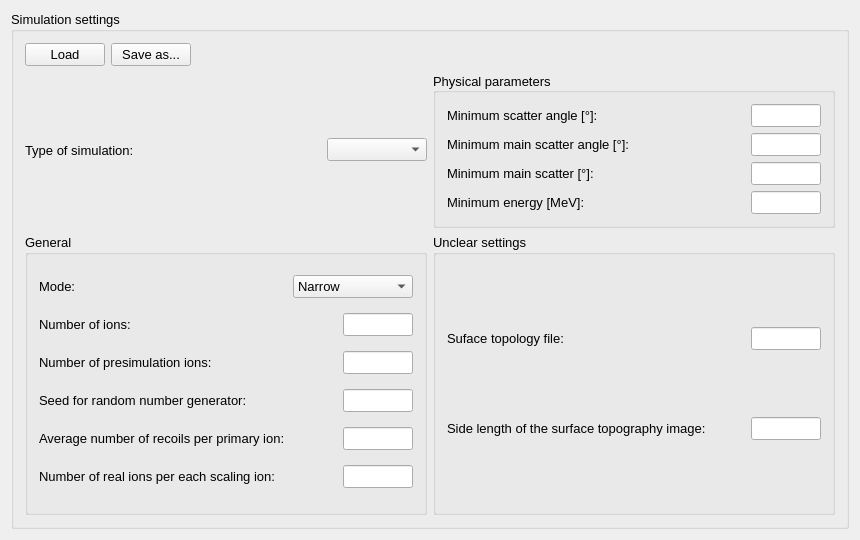
Before: the Qt Designer form ui_files/ui_request_simulation_settings.ui in JYU-IBA/potku, drawn with Qt 5.
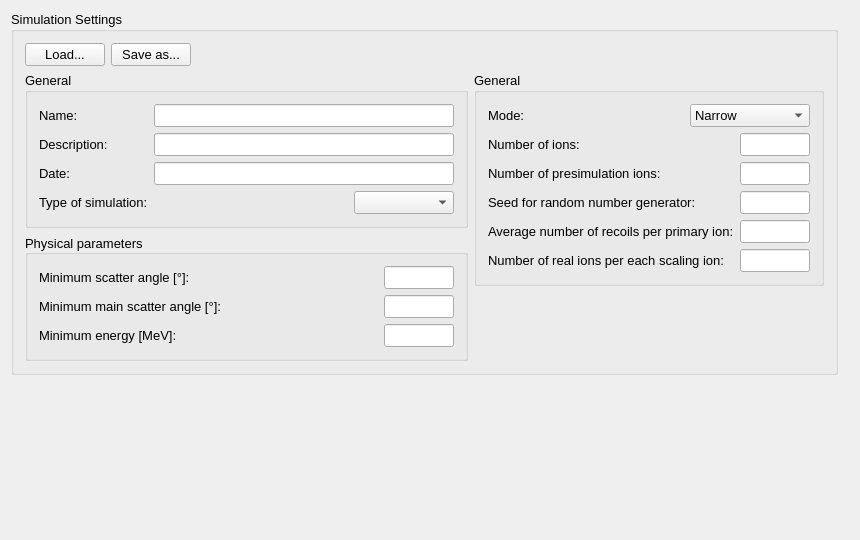
After: the same form once the commit is applied.

Commit message:
Request Settings view
Finished view for Simulation and Detector tabs.

```diff
--- a/ui_files/ui_request_simulation_settings.ui
+++ b/ui_files/ui_request_simulation_settings.ui
@@ -28,8 +28,8 @@
   <property name="windowTitle">
    <string>RequestSimulationSettings</string>
   </property>
-  <layout class="QVBoxLayout" name="verticalLayout_2">
-   <item>
+  <layout class="QFormLayout" name="formLayout_3">
+   <item row="0" column="0">
     <layout class="QVBoxLayout" name="verticalLayout_6">
      <item>
       <widget class="QGroupBox" name="simulationSettings">
@@ -42,15 +42,15 @@
         </font>
        </property>
        <property name="title">
-        <string>Simulation settings</string>
+        <string>Simulation Settings</string>
        </property>
-       <layout class="QVBoxLayout" name="verticalLayout_10">
-        <item>
+       <layout class="QFormLayout" name="formLayout_2">
+        <item row="0" column="0">
          <layout class="QHBoxLayout" name="horizontalLayout">
           <item>
            <widget class="QPushButton" name="loadButton">
             <property name="text">
-             <string>Load</string>
+             <string>Load...</string>
             </property>
            </widget>
           </item>
@@ -76,40 +76,275 @@
           </item>
          </layout>
         </item>
-        <item>
-         <layout class="QGridLayout" name="gridLayout">
+        <item row="1" column="0">
+         <layout class="QFormLayout" name="formLayout">
           <item row="0" column="0">
-           <layout class="QHBoxLayout" name="typeOfSimulationLayout">
+           <layout class="QVBoxLayout" name="verticalLayout_5">
             <item>
-             <widget class="QLabel" name="typeOfSimulationLabel">
-              <property name="text">
-               <string>Type of simulation:</string>
+             <widget class="QGroupBox" name="groupBox_9">
+              <property name="title">
+               <string>General</string>
               </property>
+              <layout class="QVBoxLayout" name="verticalLayout_4">
+               <item>
+                <layout class="QHBoxLayout" name="horizontalLayout_34">
+                 <item>
+                  <widget class="QLabel" name="label_29">
+                   <property name="text">
+                    <string>Name:</string>
+                   </property>
+                  </widget>
+                 </item>
+                 <item>
+                  <spacer name="horizontalSpacer_33">
+                   <property name="orientation">
+                    <enum>Qt::Horizontal</enum>
+                   </property>
+                   <property name="sizeHint" stdset="0">
+                    <size>
+                     <width>40</width>
+                     <height>20</height>
+                    </size>
+                   </property>
+                  </spacer>
+                 </item>
+                 <item>
+                  <widget class="QLineEdit" name="energyLineEdit_3">
+                   <property name="minimumSize">
+                    <size>
+                     <width>300</width>
+                     <height>0</height>
+                    </size>
+                   </property>
+                   <property name="maximumSize">
+                    <size>
+                     <width>100</width>
+                     <height>16777215</height>
+                    </size>
+                   </property>
+                  </widget>
+                 </item>
+                </layout>
+               </item>
+               <item>
+                <layout class="QHBoxLayout" name="horizontalLayout_35">
+                 <item>
+                  <widget class="QLabel" name="label_30">
+                   <property name="text">
+                    <string>Description:</string>
+                   </property>
+                  </widget>
+                 </item>
+                 <item>
+                  <spacer name="horizontalSpacer_34">
+                   <property name="orientation">
+                    <enum>Qt::Horizontal</enum>
+                   </property>
+                   <property name="sizeHint" stdset="0">
+                    <size>
+                     <width>40</width>
+                     <height>20</height>
+                    </size>
+                   </property>
+                  </spacer>
+                 </item>
+                 <item>
+                  <widget class="QLineEdit" name="energyLineEdit_4">
+                   <property name="minimumSize">
+                    <size>
+                     <width>300</width>
+                     <height>0</height>
+                    </size>
+                   </property>
+                   <property name="maximumSize">
+                    <size>
+                     <width>100</width>
+                     <height>16777215</height>
+                    </size>
+                   </property>
+                  </widget>
+                 </item>
+                </layout>
+               </item>
+               <item>
+                <layout class="QHBoxLayout" name="horizontalLayout_33">
+                 <item>
+                  <widget class="QLabel" name="label_28">
+                   <property name="text">
+                    <string>Date:</string>
+                   </property>
+                  </widget>
+                 </item>
+                 <item>
+                  <spacer name="horizontalSpacer_32">
+                   <property name="orientation">
+                    <enum>Qt::Horizontal</enum>
+                   </property>
+                   <property name="sizeHint" stdset="0">
+                    <size>
+                     <width>40</width>
+                     <height>20</height>
+                    </size>
+                   </property>
+                  </spacer>
+                 </item>
+                 <item>
+                  <widget class="QLineEdit" name="energyLineEdit_2">
+                   <property name="minimumSize">
+                    <size>
+                     <width>300</width>
+                     <height>0</height>
+                    </size>
+                   </property>
+                   <property name="maximumSize">
+                    <size>
+                     <width>100</width>
+                     <height>16777215</height>
+                    </size>
+                   </property>
+                  </widget>
+                 </item>
+                </layout>
+               </item>
+               <item>
+                <layout class="QHBoxLayout" name="typeOfSimulationLayout">
+                 <item>
+                  <widget class="QLabel" name="typeOfSimulationLabel">
+                   <property name="text">
+                    <string>Type of simulation:</string>
+                   </property>
+                  </widget>
+                 </item>
+                 <item>
+                  <widget class="QComboBox" name="typeOfSimulationComboBox">
+                   <property name="minimumSize">
+                    <size>
+                     <width>100</width>
+                     <height>0</height>
+                    </size>
+                   </property>
+                   <property name="maximumSize">
+                    <size>
+                     <width>100</width>
+                     <height>16777215</height>
+                    </size>
+                   </property>
+                   <property name="layoutDirection">
+                    <enum>Qt::LeftToRight</enum>
+                   </property>
+                  </widget>
+                 </item>
+                </layout>
+               </item>
+              </layout>
              </widget>
             </item>
             <item>
-             <widget class="QComboBox" name="typeOfSimulationComboBox">
-              <property name="minimumSize">
-               <size>
-                <width>100</width>
-                <height>0</height>
-               </size>
+             <widget class="QGroupBox" name="simulationTypeSpecificParams">
+              <property name="title">
+               <string>Physical parameters</string>
               </property>
-              <property name="maximumSize">
-               <size>
-                <width>100</width>
-                <height>16777215</height>
-               </size>
+              <property name="alignment">
+               <set>Qt::AlignLeading|Qt::AlignLeft|Qt::AlignVCenter</set>
               </property>
-              <property name="layoutDirection">
-               <enum>Qt::LeftToRight</enum>
+              <property name="flat">
+               <bool>false</bool>
               </property>
+              <layout class="QVBoxLayout" name="verticalLayout">
+               <item>
+                <layout class="QHBoxLayout" name="targetAngleLayout">
+                 <item>
+                  <widget class="QLabel" name="targetAngleLabel">
+                   <property name="text">
+                    <string>Minimum scatter angle [°]:</string>
+                   </property>
+                  </widget>
+                 </item>
+                 <item>
+                  <widget class="QLineEdit" name="targetAngleEdit">
+                   <property name="minimumSize">
+                    <size>
+                     <width>70</width>
+                     <height>0</height>
+                    </size>
+                   </property>
+                   <property name="maximumSize">
+                    <size>
+                     <width>70</width>
+                     <height>16777215</height>
+                    </size>
+                   </property>
+                  </widget>
+                 </item>
+                </layout>
+               </item>
+               <item>
+                <layout class="QHBoxLayout" name="targetAngleLayout_2">
+                 <item>
+                  <widget class="QLabel" name="targetAngleLabel_2">
+                   <property name="text">
+                    <string>Minimum main scatter angle [°]:</string>
+                   </property>
+                  </widget>
+                 </item>
+                 <item>
+                  <widget class="QLineEdit" name="targetAngleEdit_2">
+                   <property name="minimumSize">
+                    <size>
+                     <width>70</width>
+                     <height>0</height>
+                    </size>
+                   </property>
+                   <property name="maximumSize">
+                    <size>
+                     <width>70</width>
+                     <height>16777215</height>
+                    </size>
+                   </property>
+                  </widget>
+                 </item>
+                </layout>
+               </item>
+               <item>
+                <layout class="QHBoxLayout" name="targetAngleLayout_4">
+                 <item>
+                  <widget class="QLabel" name="targetAngleLabel_4">
+                   <property name="text">
+                    <string>Minimum energy [MeV]:</string>
+                   </property>
+                  </widget>
+                 </item>
+                 <item>
+                  <widget class="QLineEdit" name="targetAngleEdit_4">
+                   <property name="minimumSize">
+                    <size>
+                     <width>70</width>
+                     <height>0</height>
+                    </size>
+                   </property>
+                   <property name="maximumSize">
+                    <size>
+                     <width>70</width>
+                     <height>16777215</height>
+                    </size>
+                   </property>
+                  </widget>
+                 </item>
+                </layout>
+               </item>
+              </layout>
              </widget>
             </item>
            </layout>
           </item>
-          <item row="1" column="0">
+          <item row="0" column="1">
            <widget class="QGroupBox" name="nonphysicalParams">
+            <property name="sizePolicy">
+             <sizepolicy hsizetype="Preferred" vsizetype="Fixed">
+              <horstretch>0</horstretch>
+              <verstretch>0</verstretch>
+             </sizepolicy>
+            </property>
             <property name="title">
              <string>General</string>
             </property>
@@ -305,192 +540,6 @@
             </layout>
            </widget>
           </item>
-          <item row="0" column="1">
-           <widget class="QGroupBox" name="simulationTypeSpecificParams">
-            <property name="title">
-             <string>Physical parameters</string>
-            </property>
-            <property name="alignment">
-             <set>Qt::AlignLeading|Qt::AlignLeft|Qt::AlignVCenter</set>
-            </property>
-            <property name="flat">
-             <bool>false</bool>
-            </property>
-            <layout class="QVBoxLayout" name="verticalLayout">
-             <item>
-              <layout class="QHBoxLayout" name="targetAngleLayout">
-               <item>
-                <widget class="QLabel" name="targetAngleLabel">
-                 <property name="text">
-                  <string>Minimum scatter angle [°]:</string>
-                 </property>
-                </widget>
-               </item>
-               <item>
-                <widget class="QLineEdit" name="targetAngleEdit">
-                 <property name="minimumSize">
-                  <size>
-                   <width>70</width>
-                   <height>0</height>
-                  </size>
-                 </property>
-                 <property name="maximumSize">
-                  <size>
-                   <width>70</width>
-                   <height>16777215</height>
-                  </size>
-                 </property>
-                </widget>
-               </item>
-              </layout>
-             </item>
-             <item>
-              <layout class="QHBoxLayout" name="targetAngleLayout_2">
-               <item>
-                <widget class="QLabel" name="targetAngleLabel_2">
-                 <property name="text">
-                  <string>Minimum main scatter angle [°]:</string>
-                 </property>
-                </widget>
-               </item>
-               <item>
-                <widget class="QLineEdit" name="targetAngleEdit_2">
-                 <property name="minimumSize">
-                  <size>
-                   <width>70</width>
-                   <height>0</height>
-                  </size>
-                 </property>
-                 <property name="maximumSize">
-                  <size>
-                   <width>70</width>
-                   <height>16777215</height>
-                  </size>
-                 </property>
-                </widget>
-               </item>
-              </layout>
-             </item>
-             <item>
-              <layout class="QHBoxLayout" name="targetAngleLayout_3">
-               <item>
-                <widget class="QLabel" name="targetAngleLabel_3">
-                 <property name="text">
-                  <string>Minimum main scatter [°]:</string>
-                 </property>
-                </widget>
-               </item>
-               <item>
-                <widget class="QLineEdit" name="targetAngleEdit_3">
-                 <property name="minimumSize">
-                  <size>
-                   <width>70</width>
-                   <height>0</height>
-                  </size>
-                 </property>
-                 <property name="maximumSize">
-                  <size>
-                   <width>70</width>
-                   <height>16777215</height>
-                  </size>
-                 </property>
-                </widget>
-               </item>
-              </layout>
-             </item>
-             <item>
-              <layout class="QHBoxLayout" name="targetAngleLayout_4">
-               <item>
-                <widget class="QLabel" name="targetAngleLabel_4">
-                 <property name="text">
-                  <string>Minimum energy [MeV]:</string>
-                 </property>
-                </widget>
-               </item>
-               <item>
-                <widget class="QLineEdit" name="targetAngleEdit_4">
-                 <property name="minimumSize">
-                  <size>
-                   <width>70</width>
-                   <height>0</height>
-                  </size>
-                 </property>
-                 <property name="maximumSize">
-                  <size>
-                   <width>70</width>
-                   <height>16777215</height>
-                  </size>
-                 </property>
-                </widget>
-               </item>
-              </layout>
-             </item>
-            </layout>
-           </widget>
-          </item>
-          <item row="1" column="1">
-           <widget class="QGroupBox" name="unclearSettingsGorup">
-            <property name="title">
-             <string>Unclear settings</string>
-            </property>
-            <layout class="QVBoxLayout" name="verticalLayout_9">
-             <item>
-              <layout class="QHBoxLayout" name="surfaceTopologyFileLayout">
-               <item>
-                <widget class="QLabel" name="surfaceTopologyFileLabel">
-                 <property name="text">
-                  <string>Suface topology file:</string>
-                 </property>
-                </widget>
-               </item>
-               <item>
-                <widget class="QLineEdit" name="surfaceTopologyFileEdit">
-                 <property name="minimumSize">
-                  <size>
-                   <width>70</width>
-                   <height>0</height>
-                  </size>
-                 </property>
-                 <property name="maximumSize">
-                  <size>
-                   <width>70</width>
-                   <height>16777215</height>
-                  </size>
-                 </property>
-                </widget>
-               </item>
-              </layout>
-             </item>
-             <item>
-              <layout class="QHBoxLayout" name="sideLengthLayout">
-               <item>
-                <widget class="QLabel" name="sideLengthLabel">
-                 <property name="text">
-                  <string>Side length of the surface topography image:</string>
-                 </property>
-                </widget>
-               </item>
-               <item>
-                <widget class="QLineEdit" name="sideLengthEdit">
-                 <property name="minimumSize">
-                  <size>
-                   <width>70</width>
-                   <height>0</height>
-                  </size>
-                 </property>
-                 <property name="maximumSize">
-                  <size>
-                   <width>70</width>
-                   <height>16777215</height>
-                  </size>
-                 </property>
-                </widget>
-               </item>
-              </layout>
-             </item>
-            </layout>
-           </widget>
-          </item>
          </layout>
         </item>
        </layout>
```
Left out of the diff: 2 changed lines with no effect on the pictures. The commit also changes 2 other files.
